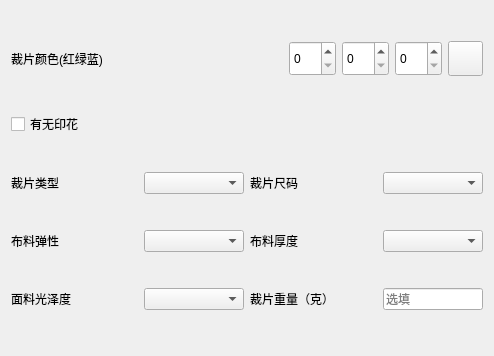
Mrjiong-ff/syt_hmi, file ui/input_extra_param_widget.ui: the form before one commit.
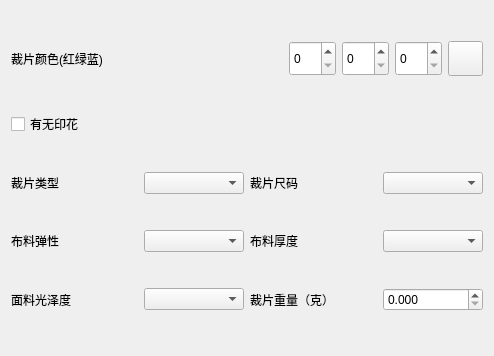
The form after the commit.

What changed in the file:
```diff
--- a/ui/input_extra_param_widget.ui
+++ b/ui/input_extra_param_widget.ui
@@ -129,15 +129,21 @@
       </widget>
      </item>
      <item>
-      <widget class="QLineEdit" name="cloth_weight_line_edit">
+      <widget class="QDoubleSpinBox" name="cloth_weight_spin_box">
        <property name="maximumSize">
         <size>
          <width>100</width>
          <height>16777215</height>
         </size>
        </property>
-       <property name="placeholderText">
-        <string>选填</string>
+       <property name="decimals">
+        <number>3</number>
+       </property>
+       <property name="maximum">
+        <double>10000.000000000000000</double>
+       </property>
+       <property name="singleStep">
+        <double>10.000000000000000</double>
        </property>
       </widget>
      </item>
```
